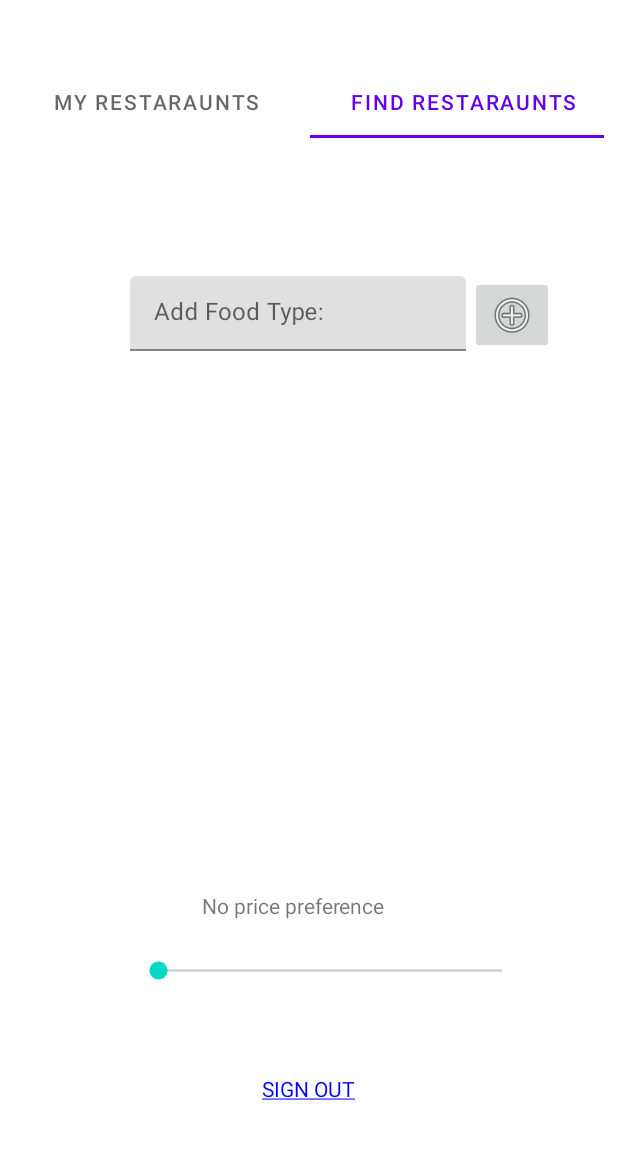
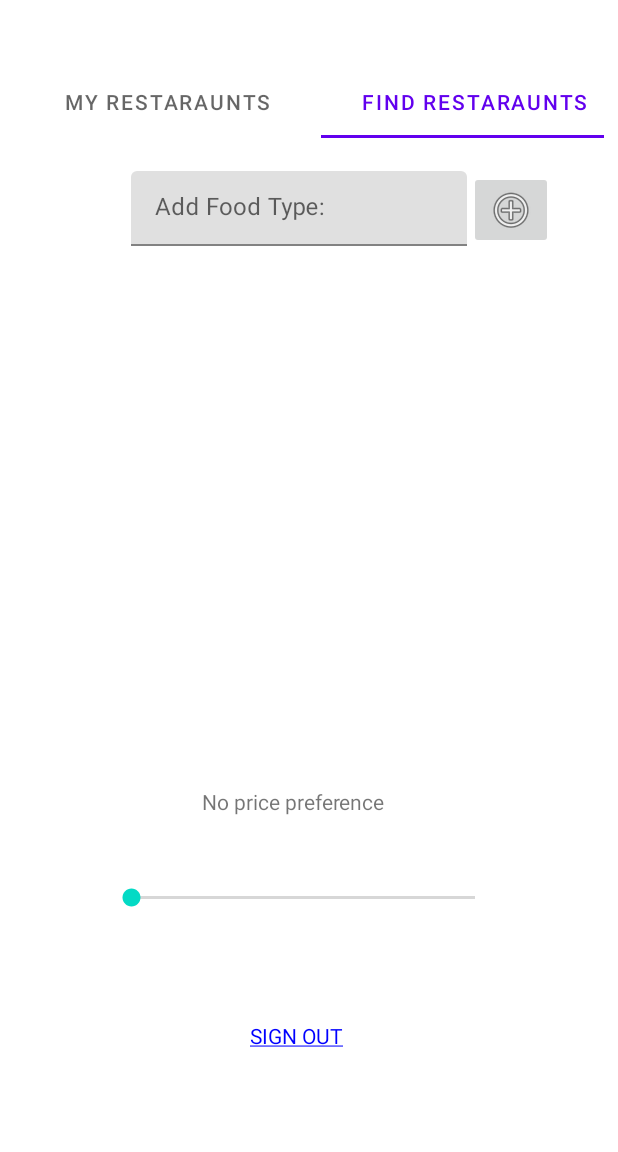
Before and after one commit to Terence21/Movie-Recommendation-Application, an Android app: the fragment ChooseRestaurantsFormFragment placed in its activity, on a phone screen of 412 x 824 dp, the part 84-1236 px from its top. Run offline under Robolectric (Android 15) with nearby library versions, the phone set to English and light mode, and no system bars; our stand-ins replace Firebase (no records; nobody signed in at launch, a user with empty details on screens opened directly), Picasso; libraries missing offline, so code that uses them is left out: io.grpc.stub; pictures from the network do not load; 1 statement that could not run was skipped.

Commit message:
fixed layouts for options activity

```diff
--- a/app/src/main/res/layout/activity_options.xml
+++ b/app/src/main/res/layout/activity_options.xml
@@ -20,8 +20,9 @@
                 android:layout_width="409dp"
                 android:layout_height="wrap_content"
                 android:id="@+id/_tabLayout"
-                app:layout_constraintTop_toTopOf="parent" app:layout_constraintStart_toStartOf="parent"
+                app:layout_constraintStart_toStartOf="parent"
                 app:layout_constraintEnd_toEndOf="parent"
+                app:layout_constraintHorizontal_bias="0.0" app:layout_constraintTop_toTopOf="parent"
         >
 
             <com.google.android.material.tabs.TabItem
@@ -35,24 +36,22 @@
                     android:text="Find Restaraunts" android:id="@+id/_tabFindRestaraunts"/>
         </com.google.android.material.tabs.TabLayout>
         <FrameLayout
-                android:layout_width="394dp"
-                android:layout_height="600dp" android:id="@+id/_frameLayout"
+                android:layout_width="391dp"
+                android:layout_height="635dp" android:id="@+id/_frameLayout"
                 app:layout_constraintStart_toStartOf="parent"
                 app:layout_constraintEnd_toEndOf="parent"
-                android:layout_marginTop="22dp" app:layout_constraintTop_toBottomOf="@+id/_tabLayout"
-                android:layout_marginBottom="15dp" app:layout_constraintBottom_toTopOf="@+id/_signOutTextView"
-                app:layout_constraintHorizontal_bias="1.0" app:layout_constraintVertical_bias="0.0">
+                app:layout_constraintHorizontal_bias="1.0" app:layout_constraintTop_toTopOf="parent">
 
         </FrameLayout>
         <TextView
                 android:text="SIGN OUT"
                 android:layout_width="wrap_content"
                 android:layout_height="wrap_content" android:id="@+id/_signOutTextView"
-                app:layout_constraintBottom_toBottomOf="parent"
-                android:layout_marginBottom="24dp" app:layout_constraintStart_toStartOf="parent"
-                android:layout_marginStart="166dp" android:layout_marginEnd="168dp"
-                app:layout_constraintEnd_toEndOf="parent" app:layout_constraintHorizontal_bias="0.25"
-                android:textColor="#2196F3" android:gravity="center" android:clickable="true"/>
+                app:layout_constraintStart_toStartOf="parent"
+                android:layout_marginStart="157dp"
+                android:textColor="#2196F3" android:gravity="center" android:clickable="true"
+                app:layout_constraintBottom_toBottomOf="parent" android:layout_marginBottom="60dp"
+                android:layout_marginTop="1dp" app:layout_constraintTop_toBottomOf="@+id/_frameLayout"/>
     </androidx.constraintlayout.widget.ConstraintLayout>
     <androidx.appcompat.widget.Toolbar
             android:layout_width="414dp"
--- a/app/src/main/res/layout/fragment_choose_restaurants.xml
+++ b/app/src/main/res/layout/fragment_choose_restaurants.xml
@@ -14,12 +14,11 @@
             android:src="@android:drawable/ic_menu_search"
             android:layout_width="wrap_content"
             android:layout_height="wrap_content" android:id="@+id/_searchChooseRestaurantsButton"
-            android:layout_marginEnd="176dp"
-            app:layout_constraintEnd_toEndOf="parent"
-            app:layout_constraintBottom_toBottomOf="parent"
-            android:layout_marginBottom="116dp" app:layout_constraintStart_toStartOf="parent"
-            android:layout_marginStart="180dp" android:layout_marginTop="21dp"
-            app:layout_constraintTop_toBottomOf="@+id/_priceSeekBar"/>
+            app:layout_constraintStart_toStartOf="parent"
+            android:layout_marginStart="161dp" android:layout_marginEnd="176dp"
+            app:layout_constraintEnd_toEndOf="parent" app:layout_constraintBottom_toBottomOf="parent"
+            android:layout_marginBottom="96dp" app:layout_constraintHorizontal_bias="1.0"
+            android:layout_marginTop="96dp" app:layout_constraintTop_toBottomOf="@+id/_priceSeekBar"/>
     <com.google.android.material.textfield.TextInputLayout
             android:layout_width="224dp"
             android:layout_height="50dp"
@@ -38,9 +37,9 @@
             android:layout_height="21dp" android:id="@+id/_priceSeekBar"
             app:layout_constraintStart_toStartOf="parent" android:layout_marginStart="80dp"
             android:layout_marginEnd="70dp" app:layout_constraintEnd_toEndOf="parent"
-            app:layout_constraintHorizontal_bias="0.0"
-            android:layout_marginTop="23dp" app:layout_constraintTop_toBottomOf="@+id/_priceTextView" android:max="5"
-    />
+            app:layout_constraintHorizontal_bias="1.0"
+            android:max="5"
+            android:layout_marginTop="44dp" app:layout_constraintTop_toBottomOf="@+id/_priceTextView"/>
     <GridView
             android:layout_width="225dp"
             android:layout_height="287dp" android:layout_marginTop="24dp"
@@ -54,6 +53,6 @@
             android:layout_height="wrap_content" android:id="@+id/_priceTextView"
             android:layout_marginEnd="176dp" app:layout_constraintEnd_toEndOf="parent"
             app:layout_constraintStart_toStartOf="parent" android:layout_marginStart="177dp"
-            app:layout_constraintTop_toTopOf="parent" android:layout_marginTop="480dp"
-            app:layout_constraintHorizontal_bias="0.647"/>
+            app:layout_constraintHorizontal_bias="0.647" android:layout_marginTop="47dp"
+            app:layout_constraintTop_toBottomOf="@+id/_categoriesGridView"/>
 </androidx.constraintlayout.widget.ConstraintLayout>
```
Also changed, not shown: app/src/main/res/layout/fragment_random_restaurants.xml (+6 -6 lines), app/src/main/res/layout/fragment_restaurant_content.xml (+9 -8 lines).
